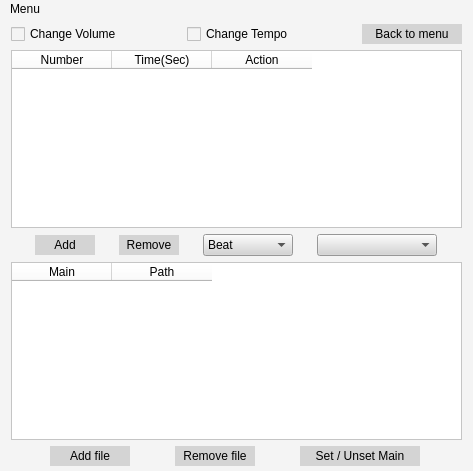
Qt form widget/menu/editor/editor.ui (cmh1027/Conductor-Simulator) before a commit.
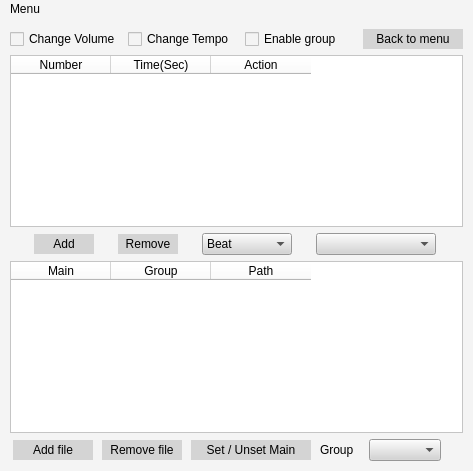
The same form after that commit. Icons and pictures are not drawn.

Patch:
```diff
--- a/widget/menu/editor/editor.ui
+++ b/widget/menu/editor/editor.ui
@@ -22,11 +22,17 @@
   </property>
   <widget class="QWidget" name="centralWidget">
    <layout class="QVBoxLayout" name="verticalLayout">
+    <property name="leftMargin">
+     <number>10</number>
+    </property>
     <property name="topMargin">
-     <number>5</number>
+     <number>10</number>
+    </property>
+    <property name="rightMargin">
+     <number>10</number>
     </property>
     <property name="bottomMargin">
-     <number>5</number>
+     <number>10</number>
     </property>
     <item>
      <layout class="QHBoxLayout" name="horizontalLayout_3">
@@ -68,6 +74,22 @@
         </property>
        </widget>
       </item>
+      <item>
+       <widget class="QCheckBox" name="groupCheckBox">
+        <property name="sizePolicy">
+         <sizepolicy hsizetype="Minimum" vsizetype="Fixed">
+          <horstretch>0</horstretch>
+          <verstretch>0</verstretch>
+         </sizepolicy>
+        </property>
+        <property name="styleSheet">
+         <string notr="true"/>
+        </property>
+        <property name="text">
+         <string>Enable group</string>
+        </property>
+       </widget>
+      </item>
       <item>
        <widget class="QPushButton" name="backButton">
         <property name="sizePolicy">
@@ -249,6 +271,11 @@
         <string>Main</string>
        </property>
       </column>
+      <column>
+       <property name="text">
+        <string>Group</string>
+       </property>
+      </column>
       <column>
        <property name="text">
         <string>Path</string>
@@ -265,7 +292,7 @@
        <number>0</number>
       </property>
       <property name="rightMargin">
-       <number>0</number>
+       <number>15</number>
       </property>
       <property name="bottomMargin">
        <number>0</number>
@@ -339,6 +366,38 @@
         </property>
        </widget>
       </item>
+      <item>
+       <widget class="QLabel" name="label">
+        <property name="maximumSize">
+         <size>
+          <width>40</width>
+          <height>16777215</height>
+         </size>
+        </property>
+        <property name="text">
+         <string>Group</string>
+        </property>
+       </widget>
+      </item>
+      <item>
+       <widget class="QComboBox" name="groupComboBox">
+        <property name="sizePolicy">
+         <sizepolicy hsizetype="Fixed" vsizetype="Fixed">
+          <horstretch>0</horstretch>
+          <verstretch>0</verstretch>
+         </sizepolicy>
+        </property>
+        <property name="minimumSize">
+         <size>
+          <width>60</width>
+          <height>0</height>
+         </size>
+        </property>
+        <property name="styleSheet">
+         <string notr="true">QComboBox{background-color: rgb(212, 212, 212);}</string>
+        </property>
+       </widget>
+      </item>
      </layout>
     </item>
    </layout>
```
Left out of the diff: 5 changed lines with no effect on the pictures.
